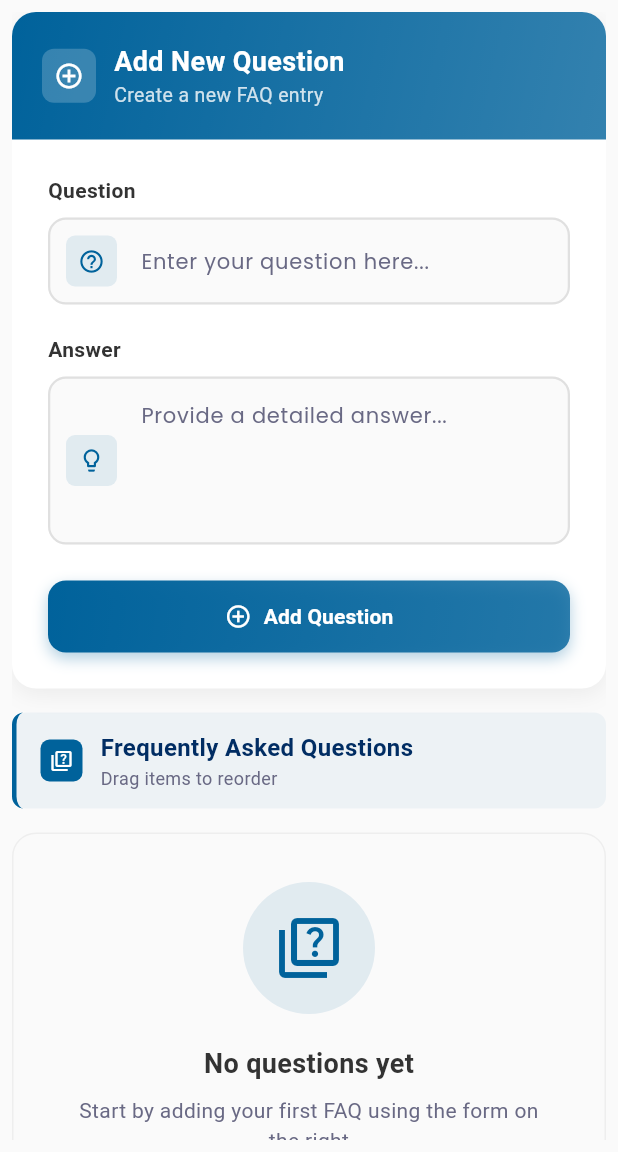
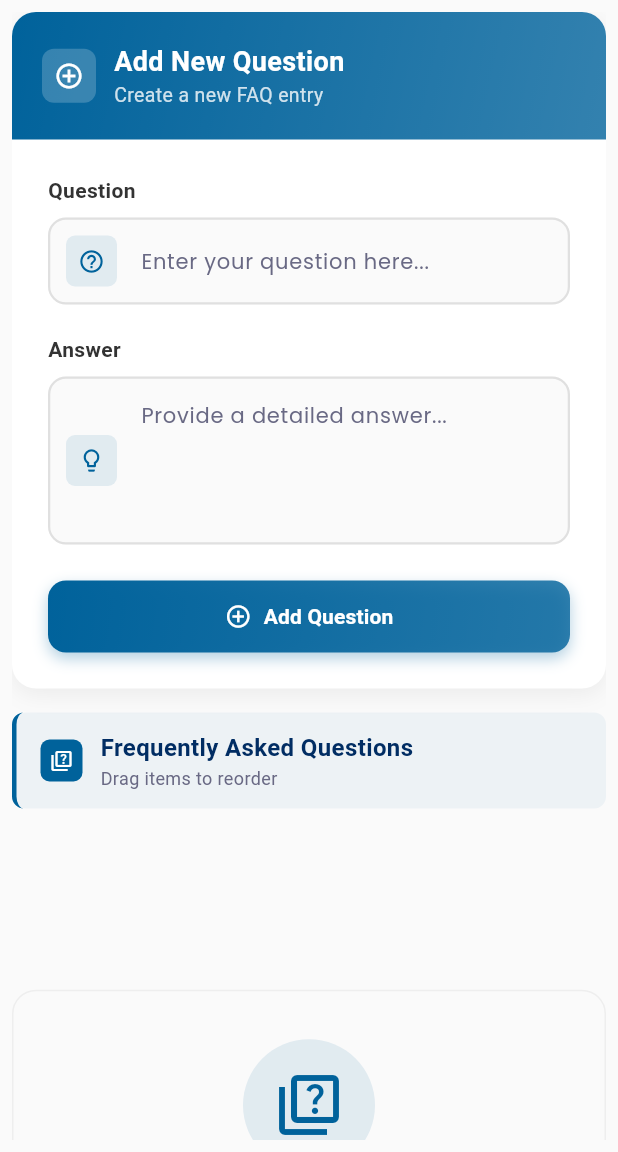
Before and after one commit to AyatSalahEl-din/IEEE_Website_Admin, a Flutter app: the FAQ screen opened by its route, on a phone screen of 412 x 824 dp, the part 84-1236 px from its top. Run offline on Flutter 3.47's test engine with Material 3 defaults, Android fonts, the phone set to English and light mode, and no system bars; our stand-ins replace cloud_firestore, cloud_functions, firebase_auth, firebase_core, flutter_screenutil, google_fonts and 1 more; missing offline and left inert: flutter_rounded_date_picker, image_picker_web; accounts and stored records are empty.

Commit message:
final #3

```diff
--- a/lib/Contact_us/contact.dart
+++ b/lib/Contact_us/contact.dart
@@ -155,15 +155,6 @@ class _ContactState extends State<Contact> {
               children: [
                 Icon(Icons.contacts, color: Colors.white, size: 24),
                 SizedBox(width: 12),
-                Text(
-                  'Contact Management',
-                  style: TextStyle(
-                    color: Colors.white,
-                    fontSize: 20,
-                    fontWeight: FontWeight.w600,
-                    letterSpacing: 0.5,
-                  ),
-                ),
               ],
             ),
           ),
--- a/lib/FAQ/faq.dart
+++ b/lib/FAQ/faq.dart
@@ -242,9 +242,6 @@ class _FAQState extends State<FAQ> {
 
   @override
   Widget build(BuildContext context) {
-    final size = MediaQuery.of(context).size;
-    final isSmallScreen = size.width < 900;
-
     return Scaffold(
       appBar: AppBar(
         title: const Text(
@@ -254,15 +251,22 @@ class _FAQState extends State<FAQ> {
         elevation: 0,
         backgroundColor: WebsiteColors.primaryBlueColor,
       ),
-      body: Container(
+      body: LayoutBuilder(
+        builder: (context, constraints) {
+          final isSmallScreen = constraints.maxWidth < 900;
+
+          return Container(
             color: Colors.grey.shade50,
-        height: size.height,
-        width: size.width,
             padding: EdgeInsets.symmetric(
-            horizontal: isSmallScreen ? 8 : 16, vertical: 8),
+                horizontal: isSmallScreen ? 8 : 16,
+                vertical: 8),
             child: isSmallScreen
                 ? SingleChildScrollView(
               controller: _scrollController,
+              child: ConstrainedBox(
+                constraints: BoxConstraints(
+                  minHeight: constraints.maxHeight,
+                ),
                 child: Column(
                   children: [
                     FAQForm(
@@ -282,14 +286,18 @@ class _FAQState extends State<FAQ> {
                       },
                     ),
                     const SizedBox(height: 16),
-              FAQList(
+                    SizedBox(
+                      height: constraints.maxHeight * 0.7,
+                      child: FAQList(
                         isSmallScreen: true,
                         currentDocId: currentDocId,
                         onEdit: editFAQItem,
                         onDelete: deleteFAQItem,
                         onReorder: reorderFAQ,
                       ),
+                    ),
                   ],
+                ),
               ),
             )
                 : Row(
@@ -329,6 +337,8 @@ class _FAQState extends State<FAQ> {
                 ),
               ],
             ),
+          );
+        },
       ),
     );
   }
--- a/lib/FAQ/widgets/faq_form.dart
+++ b/lib/FAQ/widgets/faq_form.dart
@@ -25,6 +25,9 @@ class FAQForm extends StatelessWidget {
   @override
   Widget build(BuildContext context) {
     return Container(
+      constraints: BoxConstraints(
+        maxHeight: MediaQuery.of(context).size.height * 0.8,
+      ),
       decoration: BoxDecoration(
         color: WebsiteColors.whiteColor,
         borderRadius: BorderRadius.circular(16),
@@ -36,7 +39,9 @@ class FAQForm extends StatelessWidget {
           ),
         ],
       ),
+      child: SingleChildScrollView(
         child: Column(
+          mainAxisSize: MainAxisSize.min,
           children: [
             // Form Header
             Container(
@@ -176,6 +181,7 @@ class FAQForm extends StatelessWidget {
             ),
           ],
         ),
+      ),
     );
   }
 
--- a/lib/FAQ/widgets/faq_list.dart
+++ b/lib/FAQ/widgets/faq_list.dart
@@ -117,6 +117,7 @@ class FAQList extends StatelessWidget {
                   canvasColor: Colors.transparent,
                 ),
                 child: ReorderableListView.builder(
+                  key: Key('faq_list_${docs.length}'), // Unique key for list
                   itemCount: docs.length,
                   onReorder: (oldIndex, newIndex) =>
                       onReorder(oldIndex, newIndex, docs),
```
Lines whose indentation alone changed are shown as unchanged.
